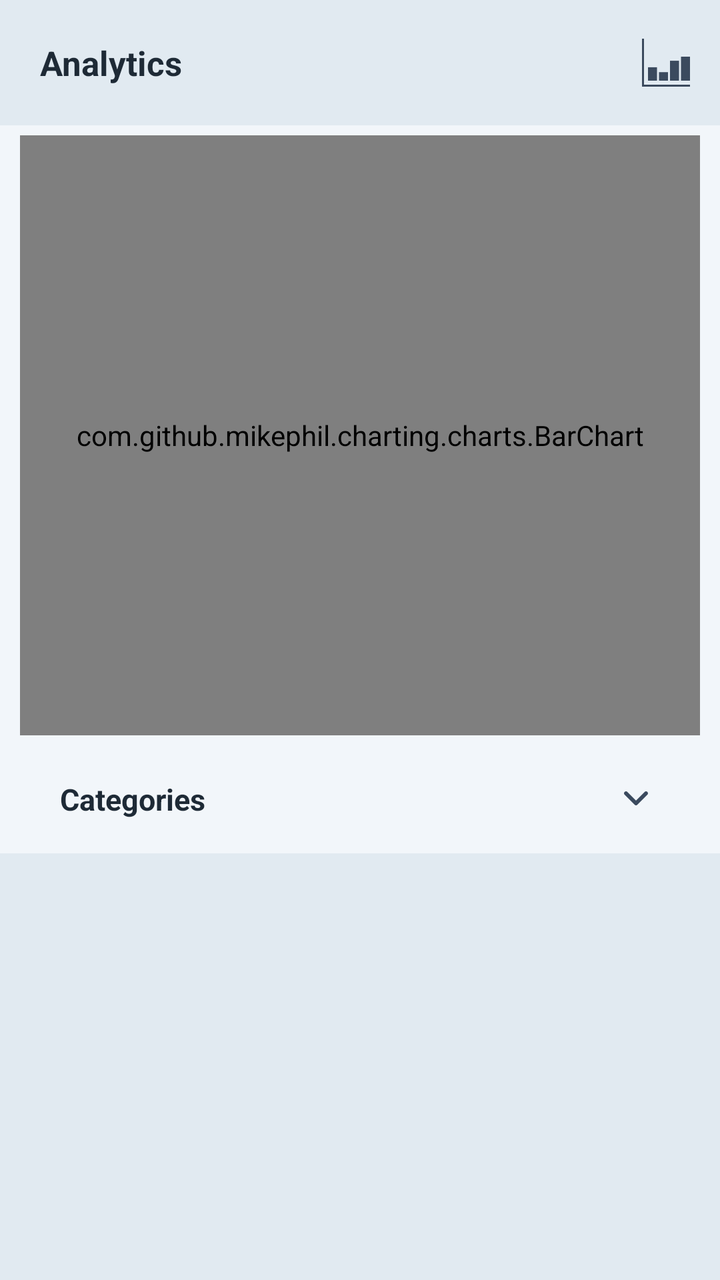
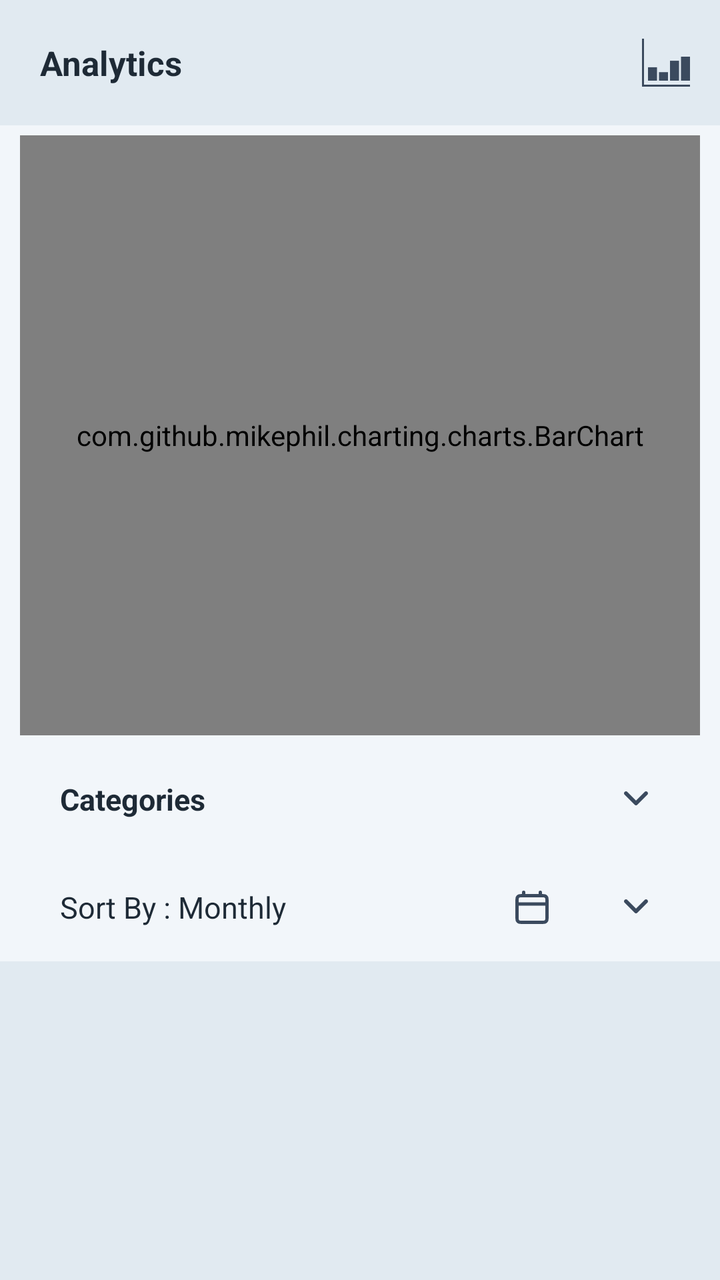

Before-and-after screenshots of an Android layout around one commit, followed by the original layout XML and the change that was made.
<!-- AndroidManifest.xml: application theme Theme.GharKharch -->
<!-- res/layout/activity_analyse_expenses.xml -->
<?xml version="1.0" encoding="utf-8"?>
<LinearLayout xmlns:android="http://schemas.android.com/apk/res/android"
    xmlns:app="http://schemas.android.com/apk/res-auto"
    xmlns:tools="http://schemas.android.com/tools"
    android:id="@+id/main"
    android:layout_width="match_parent"
    android:layout_height="match_parent"
    android:background="@color/backgroundColorVariant"
    android:fitsSystemWindows="true"
    android:orientation="vertical"
    tools:context=".Activities.AnalyseExpensesActivity">

    <FrameLayout
        android:layout_width="match_parent"
        android:layout_height="wrap_content">

        <TextView
            android:id="@+id/page_title"
            android:layout_width="match_parent"
            android:layout_height="wrap_content"
            android:padding="@dimen/padding_xlarge"
            android:text="Analytics"
            android:textColor="@color/primaryTextColor"
            android:textSize="@dimen/text_size_large"
            android:textStyle="bold" />

        <ImageView
            android:id="@+id/toggleChartType"
            android:layout_width="wrap_content"
            android:layout_height="wrap_content"
            android:layout_gravity="end|center"
            android:importantForAccessibility="no"
            android:padding="@dimen/padding_large"
            android:src="@drawable/bar_graph_icon" />

    </FrameLayout>

    <androidx.core.widget.NestedScrollView
        android:layout_width="match_parent"
        android:layout_height="wrap_content"
        android:background="@color/backgroundColor">

        <LinearLayout
            android:layout_width="match_parent"
            android:layout_height="wrap_content"
            android:orientation="vertical">

            <FrameLayout
                android:layout_width="match_parent"
                android:layout_height="300dp"
                android:layout_marginHorizontal="@dimen/margin_medium"
                android:layout_marginVertical="@dimen/margin_small">

                <com.github.mikephil.charting.charts.BarChart
                    android:id="@+id/barChart"
                    android:layout_width="match_parent"
                    android:layout_height="300dp" />

                <com.github.mikephil.charting.charts.PieChart
                    android:id="@+id/pieChart"
                    android:layout_width="match_parent"
                    android:layout_height="300dp"
                    android:visibility="gone" />

            </FrameLayout>

            <FrameLayout
                android:layout_width="match_parent"
                android:layout_height="wrap_content"
                android:layout_marginHorizontal="@dimen/margin_large">

                <TextView
                    android:layout_width="wrap_content"
                    android:layout_height="wrap_content"
                    android:layout_gravity="start|center"
                    android:padding="@dimen/padding_large"
                    android:text="Categories"
                    android:textSize="@dimen/text_size_medium"
                    android:textStyle="bold" />

                <ImageView
                    android:id="@+id/showItems"
                    android:layout_width="wrap_content"
                    android:layout_height="wrap_content"
                    android:layout_gravity="end|center"
                    android:importantForAccessibility="no"
                    android:padding="@dimen/padding_large"
                    android:src="@drawable/dropdown_arrow_icon" />

            </FrameLayout>

            <include layout="@layout/item_list_for_analyse" />

            <TextView
                android:id="@+id/showDataBy"
                android:layout_width="match_parent"
                android:layout_height="wrap_content"
                android:layout_marginHorizontal="@dimen/margin_large"
                android:drawablePadding="@dimen/padding_large"
                android:padding="@dimen/padding_large"
                android:text="Show Data : Quaterly"
                android:textSize="@dimen/text_size_medium"
                android:textStyle="italic"
                android:visibility="gone"
                app:drawableEndCompat="@drawable/dropdown_arrow_icon" />

            <androidx.recyclerview.widget.RecyclerView
                android:id="@+id/dataList"
                android:layout_width="match_parent"
                android:layout_height="wrap_content"
                android:nestedScrollingEnabled="true" />
        </LinearLayout>

    </androidx.core.widget.NestedScrollView>
</LinearLayout>
<!-- res/layout/item_list_for_analyse.xml (included above) -->
<?xml version="1.0" encoding="utf-8"?>
<LinearLayout xmlns:android="http://schemas.android.com/apk/res/android"
    android:id="@+id/item_list_for_analyse"
    android:layout_width="match_parent"
    android:layout_height="wrap_content"
    android:layout_marginHorizontal="@dimen/margin_large"
    android:background="@drawable/rounded_panel"
    android:backgroundTint="@color/secondaryColor"
    android:gravity="end"
    android:orientation="vertical"
    android:visibility="gone">

    <RadioGroup
        android:id="@+id/itemRadioGroup"
        android:layout_width="match_parent"
        android:layout_height="wrap_content">

        <RadioButton
            android:id="@+id/categoriesRB"
            android:layout_width="match_parent"
            android:layout_height="wrap_content"
            android:layout_marginHorizontal="@dimen/margin_large"
            android:drawablePadding="@dimen/padding_large"
            android:padding="@dimen/padding_large"
            android:text="Categories"
            android:textSize="@dimen/text_size_medium"
            android:textStyle="bold" />

        <RadioButton
            android:id="@+id/subCatRB"
            android:layout_width="match_parent"
            android:layout_height="wrap_content"
            android:layout_marginHorizontal="@dimen/margin_large"
            android:drawablePadding="@dimen/padding_large"
            android:padding="@dimen/padding_large"
            android:text="Expense Heads"
            android:textSize="@dimen/text_size_medium"
            android:textStyle="bold" />

        <RadioButton
            android:id="@+id/expenseRB"
            android:layout_width="match_parent"
            android:layout_height="wrap_content"
            android:layout_marginHorizontal="@dimen/margin_large"
            android:drawablePadding="@dimen/padding_large"
            android:padding="@dimen/padding_large"
            android:text="Expense"
            android:textSize="@dimen/text_size_medium"
            android:textStyle="bold" />
    </RadioGroup>

    <Button
        android:id="@+id/confirmBtn"
        android:layout_width="wrap_content"
        android:layout_height="wrap_content"
        android:layout_marginHorizontal="@dimen/margin_large"
        android:backgroundTint="@color/backgroundColorVariant"
        android:padding="@dimen/padding_medium"
        android:text="Ok" />

</LinearLayout>
<!-- resources referenced by this layout -->
<resources>
  <color name="backgroundColor">#F2F6FA</color>
  <color name="backgroundColorVariant">#E1EAF1</color>
  <color name="primaryTextColor">#1E2A36</color>
  <color name="secondaryColor">#8CA6C1</color>
  <dimen name="margin_large">15dp</dimen>
  <dimen name="margin_medium">10dp</dimen>
  <dimen name="margin_small">5dp</dimen>
  <dimen name="padding_large">15dp</dimen>
  <dimen name="padding_medium">10dp</dimen>
  <dimen name="padding_xlarge">20dp</dimen>
  <dimen name="text_size_large">17sp</dimen>
  <dimen name="text_size_medium">15sp</dimen>
  <!-- drawable bar_graph_icon (drawable) -->
  <vector xmlns:android="http://schemas.android.com/apk/res/android"
      android:width="24dp"
      android:height="24dp"
      android:tint="@color/iconColor"
      android:viewportWidth="472.61"
      android:viewportHeight="472.61">
  
      <path
          android:fillColor="#000000"
          android:pathData="M19.69,452.92l0,-452.92l-19.69,0l0,472.61l472.61,0l0,-19.69z" />
  
      <path
          android:fillColor="#000000"
          android:pathData="M384,177.23h88.61v236.31h-88.61z" />
  
      <path
          android:fillColor="#000000"
          android:pathData="M275.69,217.3h88.61v196.23h-88.61z" />
  
      <path
          android:fillColor="#000000"
          android:pathData="M167.38,329.67h88.61v83.89h-88.61z" />
  
      <path
          android:fillColor="#000000"
          android:pathData="M59.08,281.52h88.61v132.04h-88.61z" />
  
  </vector>
  <!-- drawable dropdown_arrow_icon (drawable) -->
  <vector xmlns:android="http://schemas.android.com/apk/res/android"
      android:width="24dp"
      android:height="24dp"
      android:tint="@color/iconColor"
      android:viewportWidth="24"
      android:viewportHeight="24">
  
      <path
          android:fillColor="#000000"
          android:fillType="evenOdd"
          android:pathData="M12.707,14.707C12.317,15.098 11.683,15.098 11.293,14.707L6.293,9.707C5.902,9.317 5.902,8.683 6.293,8.293C6.683,7.902 7.317,7.902 7.707,8.293L12,12.586L16.293,8.293C16.683,7.902 17.317,7.902 17.707,8.293C18.098,8.683 18.098,9.317 17.707,9.707L12.707,14.707Z" />
  
  </vector>
  <!-- drawable rounded_panel (drawable) -->
  <?xml version="1.0" encoding="utf-8"?>
  <shape xmlns:android="http://schemas.android.com/apk/res/android"
      android:shape="rectangle">
      <corners android:radius="8dp" />
  </shape>
  <color name="iconColor">#3B4A5E</color>
  <style name="Base.Theme.GharKharch" parent="Theme.Material3.DayNight.NoActionBar">
          
      </style>
  <color name="lGrey">#616161</color>
  <color name="primaryTextColorVariant">#5A6B7D</color>
  <!-- unchanged entries left out for length: 1 -->
</resources>

<!-- the commit's change to res/layout/activity_analyse_expenses.xml (unified diff, before → after) -->
@@ -1,6 +1,5 @@
 <?xml version="1.0" encoding="utf-8"?>
 <LinearLayout xmlns:android="http://schemas.android.com/apk/res/android"
-    xmlns:app="http://schemas.android.com/apk/res-auto"
     xmlns:tools="http://schemas.android.com/tools"
     android:id="@+id/main"
     android:layout_width="match_parent"
@@ -12,7 +11,8 @@
 
     <FrameLayout
         android:layout_width="match_parent"
-        android:layout_height="wrap_content">
+        android:layout_height="wrap_content"
+        android:elevation="@dimen/titleBarsElevation">
 
         <TextView
             android:id="@+id/page_title"
@@ -64,22 +64,27 @@
 
             </FrameLayout>
 
-            <FrameLayout
+            <LinearLayout
                 android:layout_width="match_parent"
                 android:layout_height="wrap_content"
-                android:layout_marginHorizontal="@dimen/margin_large">
+                android:layout_marginHorizontal="@dimen/margin_large"
+                android:gravity="center"
+                android:orientation="horizontal"
+                tools:ignore="UseCompoundDrawables">
 
                 <TextView
-                    android:layout_width="wrap_content"
+                    android:id="@+id/selectedChartFilter"
+                    android:layout_width="0dp"
                     android:layout_height="wrap_content"
                     android:layout_gravity="start|center"
+                    android:layout_weight="1"
                     android:padding="@dimen/padding_large"
                     android:text="Categories"
                     android:textSize="@dimen/text_size_medium"
                     android:textStyle="bold" />
 
                 <ImageView
-                    android:id="@+id/showItems"
+                    android:id="@+id/chartFiltersDropdown"
                     android:layout_width="wrap_content"
                     android:layout_height="wrap_content"
                     android:layout_gravity="end|center"
@@ -87,22 +92,47 @@
                     android:padding="@dimen/padding_large"
                     android:src="@drawable/dropdown_arrow_icon" />
 
-            </FrameLayout>
-
-            <include layout="@layout/item_list_for_analyse" />
-
-            <TextView
-                android:id="@+id/showDataBy"
+            </LinearLayout>
+
+            <include layout="@layout/chart_filters_radio_group" />
+
+            <LinearLayout
                 android:layout_width="match_parent"
                 android:layout_height="wrap_content"
                 android:layout_marginHorizontal="@dimen/margin_large"
-                android:drawablePadding="@dimen/padding_large"
-                android:padding="@dimen/padding_large"
-                android:text="Show Data : Quaterly"
-                android:textSize="@dimen/text_size_medium"
-                android:textStyle="italic"
-                android:visibility="gone"
-                app:drawableEndCompat="@drawable/dropdown_arrow_icon" />
+                android:gravity="center"
+                android:orientation="horizontal">
+
+                <TextView
+                    android:id="@+id/selectedSortBy"
+                    android:layout_width="0dp"
+                    android:layout_height="wrap_content"
+                    android:layout_weight="1"
+                    android:padding="@dimen/padding_large"
+                    android:text="Sort By : Monthly"
+                    android:textSize="@dimen/text_size_medium" />
+
+                <ImageView
+                    android:id="@+id/dateForSorting"
+                    android:layout_width="wrap_content"
+                    android:layout_height="wrap_content"
+                    android:layout_gravity="end|center"
+                    android:importantForAccessibility="no"
+                    android:padding="@dimen/padding_large"
+                    android:src="@drawable/calendar_icon" />
+
+                <ImageView
+                    android:id="@+id/sortByDropdown"
+                    android:layout_width="wrap_content"
+                    android:layout_height="wrap_content"
+                    android:layout_gravity="end|center"
+                    android:importantForAccessibility="no"
+                    android:padding="@dimen/padding_large"
+                    android:src="@drawable/dropdown_arrow_icon" />
+
+            </LinearLayout>
+
+            <include layout="@layout/sort_filters_radio_group" />
 
             <androidx.recyclerview.widget.RecyclerView
                 android:id="@+id/dataList"
@@ -113,13 +143,14 @@
 
     </androidx.core.widget.NestedScrollView>
 </LinearLayout>
-<!-- res/layout/item_list_for_analyse.xml (included above) -->
+<!-- res/layout/chart_filters_radio_group.xml (included above) -->
 <?xml version="1.0" encoding="utf-8"?>
 <LinearLayout xmlns:android="http://schemas.android.com/apk/res/android"
-    android:id="@+id/item_list_for_analyse"
+    android:id="@+id/chartFiltersContainer"
     android:layout_width="match_parent"
     android:layout_height="wrap_content"
     android:layout_marginHorizontal="@dimen/margin_large"
+    android:layout_marginVertical="@dimen/margin_small"
     android:background="@drawable/rounded_panel"
     android:backgroundTint="@color/secondaryColor"
     android:gravity="end"
@@ -127,7 +158,7 @@
     android:visibility="gone">
 
     <RadioGroup
-        android:id="@+id/itemRadioGroup"
+        android:id="@+id/chartFiltersRadioGroup"
         android:layout_width="match_parent"
         android:layout_height="wrap_content">
 
@@ -166,12 +197,75 @@
     </RadioGroup>
 
     <Button
-        android:id="@+id/confirmBtn"
+        android:id="@+id/confirmChartFilter"
         android:layout_width="wrap_content"
         android:layout_height="wrap_content"
-        android:layout_marginHorizontal="@dimen/margin_large"
+        android:layout_margin="@dimen/margin_medium"
+        android:background="@drawable/rounded_panel"
         android:backgroundTint="@color/backgroundColorVariant"
-        android:padding="@dimen/padding_medium"
         android:text="Ok" />
 
 </LinearLayout>
+<!-- res/layout/sort_filters_radio_group.xml (included above) -->
+<?xml version="1.0" encoding="utf-8"?>
+<LinearLayout xmlns:android="http://schemas.android.com/apk/res/android"
+    android:id="@+id/sortFiltersContainer"
+    android:layout_width="match_parent"
+    android:layout_height="wrap_content"
+    android:layout_marginHorizontal="@dimen/margin_large"
+    android:layout_marginVertical="@dimen/margin_small"
+    android:background="@drawable/rounded_panel"
+    android:backgroundTint="@color/secondaryColor"
+    android:gravity="end"
+    android:orientation="vertical"
+    android:visibility="gone">
+
+    <RadioGroup
+        android:id="@+id/sortFiltersRadioGroup"
+        android:layout_width="match_parent"
+        android:layout_height="wrap_content">
+
+        <RadioButton
+            android:id="@+id/yearly"
+            android:layout_width="match_parent"
+            android:layout_height="wrap_content"
+            android:layout_marginHorizontal="@dimen/margin_large"
+            android:drawablePadding="@dimen/padding_large"
+            android:padding="@dimen/padding_large"
+            android:text="Yearly"
+            android:textSize="@dimen/text_size_medium"
+            android:textStyle="bold" />
+
+        <RadioButton
+            android:id="@+id/quarterly"
+            android:layout_width="match_parent"
+            android:layout_height="wrap_content"
+            android:layout_marginHorizontal="@dimen/margin_large"
+            android:drawablePadding="@dimen/padding_large"
+            android:padding="@dimen/padding_large"
+            android:text="Quarterly"
+            android:textSize="@dimen/text_size_medium"
+            android:textStyle="bold" />
+
+        <RadioButton
+            android:id="@+id/monthly"
+            android:layout_width="match_parent"
+            android:layout_height="wrap_content"
+            android:layout_marginHorizontal="@dimen/margin_large"
+            android:drawablePadding="@dimen/padding_large"
+            android:padding="@dimen/padding_large"
+            android:text="Monthly"
+            android:textSize="@dimen/text_size_medium"
+            android:textStyle="bold" />
+    </RadioGroup>
+
+    <Button
+        android:id="@+id/confirmSortFilter"
+        android:layout_width="wrap_content"
+        android:layout_height="wrap_content"
+        android:layout_margin="@dimen/margin_medium"
+        android:background="@drawable/rounded_panel"
+        android:backgroundTint="@color/backgroundColorVariant"
+        android:text="Ok" />
+
+</LinearLayout>
<!-- resource entries referenced after the edit -->
@@ -8,10 +8,10 @@
   <dimen name="margin_medium">10dp</dimen>
   <dimen name="margin_small">5dp</dimen>
   <dimen name="padding_large">15dp</dimen>
-  <dimen name="padding_medium">10dp</dimen>
   <dimen name="padding_xlarge">20dp</dimen>
   <dimen name="text_size_large">17sp</dimen>
   <dimen name="text_size_medium">15sp</dimen>
+  <dimen name="titleBarsElevation">5dp</dimen>
   <!-- drawable bar_graph_icon (drawable) -->
   <vector xmlns:android="http://schemas.android.com/apk/res/android"
       android:width="24dp"
@@ -39,6 +39,23 @@
       <path
           android:fillColor="#000000"
           android:pathData="M59.08,281.52h88.61v132.04h-88.61z" />
+  
+  </vector>
+  <!-- drawable calendar_icon (drawable) -->
+  <vector xmlns:android="http://schemas.android.com/apk/res/android"
+      android:width="20dp"
+      android:height="20dp"
+      android:tint="@color/iconColor"
+      android:viewportWidth="24"
+      android:viewportHeight="24">
+  
+      <path
+          android:fillColor="#00000000"
+          android:pathData="M3,10H21M7,3V5M17,3V5M6.2,21H17.8C18.92,21 19.48,21 19.908,20.782C20.284,20.59 20.59,20.284 20.782,19.908C21,19.48 21,18.92 21,17.8V8.2C21,7.08 21,6.52 20.782,6.092C20.59,5.716 20.284,5.41 19.908,5.218C19.48,5 18.92,5 17.8,5H6.2C5.08,5 4.52,5 4.092,5.218C3.716,5.41 3.41,5.716 3.218,6.092C3,6.52 3,7.08 3,8.2V17.8C3,18.92 3,19.48 3.218,19.908C3.41,20.284 3.716,20.59 4.092,20.782C4.52,21 5.08,21 6.2,21Z"
+          android:strokeWidth="2"
+          android:strokeColor="#000000"
+          android:strokeLineCap="round"
+          android:strokeLineJoin="round" />
   
   </vector>
   <!-- drawable dropdown_arrow_icon (drawable) -->
